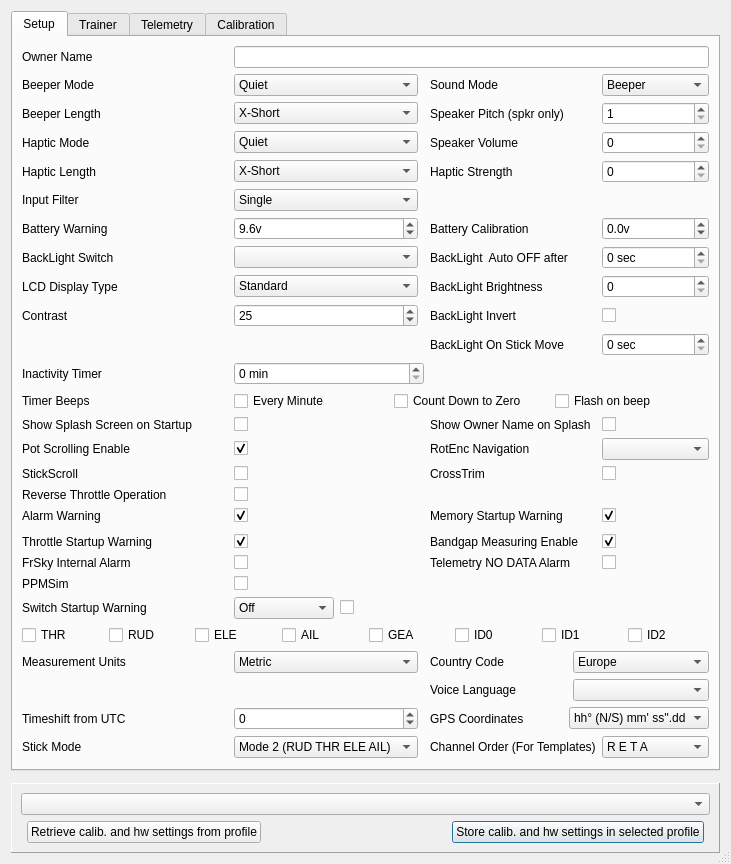
The window that src/generaledit.ui (roberto1903/companion9x) describes before a commit, drawn with Qt 5.
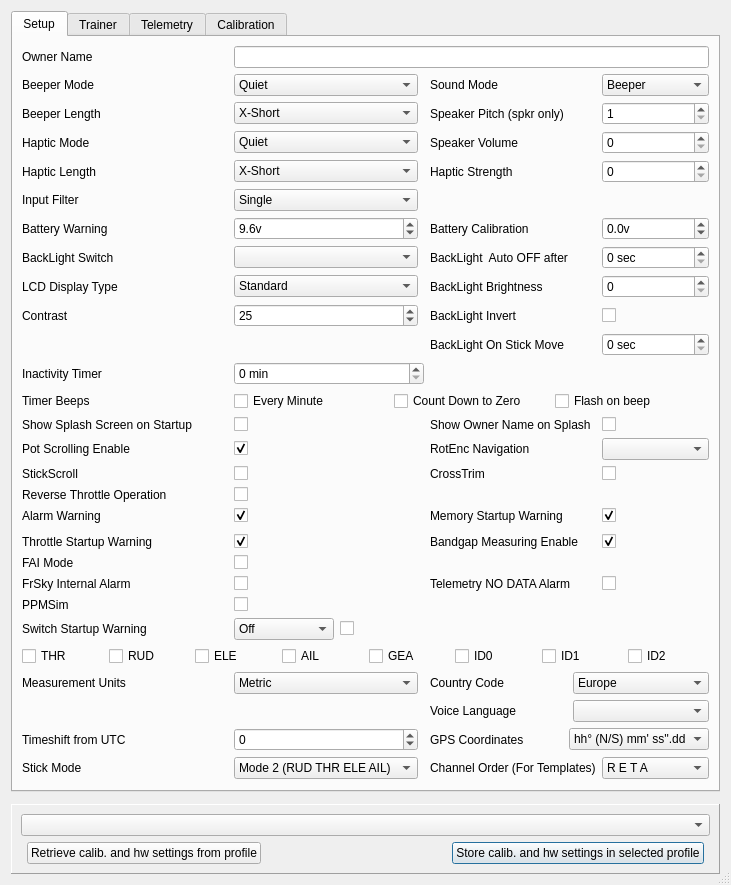
The same window after the commit. Icons and pictures are not drawn.

Commit message: FAI Mode support for opentx

What changed in the file:
```diff
--- a/src/generaledit.ui
+++ b/src/generaledit.ui
@@ -7,7 +7,7 @@
     <x>0</x>
     <y>0</y>
     <width>707</width>
-    <height>818</height>
+    <height>872</height>
    </rect>
   </property>
   <property name="sizePolicy">
@@ -133,6 +133,34 @@
        <string>Setup</string>
       </attribute>
       <layout class="QGridLayout" name="gridLayout">
+       <item row="35" column="2">
+        <widget class="QCheckBox" name="frskyintalarmChkB">
+         <property name="text">
+          <string/>
+         </property>
+        </widget>
+       </item>
+       <item row="35" column="0">
+        <widget class="QLabel" name="label_frskyintalarm">
+         <property name="text">
+          <string>FrSky Internal Alarm</string>
+         </property>
+        </widget>
+       </item>
+       <item row="34" column="2">
+        <widget class="QCheckBox" name="faimode_CB">
+         <property name="text">
+          <string/>
+         </property>
+        </widget>
+       </item>
+       <item row="34" column="0">
+        <widget class="QLabel" name="label_faimode">
+         <property name="text">
+          <string>FAI Mode</string>
+         </property>
+        </widget>
+       </item>
        <item row="25" column="5">
         <widget class="QComboBox" name="re_CB"/>
        </item>
@@ -222,7 +250,7 @@
          </property>
         </widget>
        </item>
-       <item row="36" column="0">
+       <item row="37" column="0">
         <widget class="QLabel" name="swwarn_label">
          <property name="text">
           <string>Switch Startup Warning</string>
@@ -248,7 +276,7 @@
          </item>
         </widget>
        </item>
-       <item row="46" column="2">
+       <item row="47" column="2">
         <widget class="QSpinBox" name="timezoneSB">
          <property name="minimum">
           <number>-14</number>
@@ -340,7 +368,7 @@
          </property>
         </widget>
        </item>
-       <item row="47" column="4">
+       <item row="48" column="4">
         <widget class="QLabel" name="label_13">
          <property name="text">
           <string>Channel Order (For Templates)</string>
@@ -357,7 +385,7 @@
          </property>
         </widget>
        </item>
-       <item row="47" column="2">
+       <item row="48" column="2">
         <widget class="QComboBox" name="stickmodeCB">
          <property name="toolTip">
           <string/>
@@ -523,13 +551,6 @@
          </item>
         </layout>
        </item>
-       <item row="34" column="4">
-        <widget class="QLabel" name="label_telalarms">
-         <property name="text">
-          <string>Telemetry NO DATA Alarm</string>
-         </property>
-        </widget>
-       </item>
        <item row="6" column="4">
         <widget class="QLabel" name="label_volume">
          <property name="text">
@@ -601,13 +622,6 @@
          </property>
         </widget>
        </item>
-       <item row="34" column="5">
-        <widget class="QCheckBox" name="telalarmsChkB">
-         <property name="text">
-          <string/>
-         </property>
-        </widget>
-       </item>
        <item row="16" column="4">
         <widget class="QLabel" name="label_5">
          <property name="text">
@@ -736,7 +750,7 @@
          </property>
         </widget>
        </item>
-       <item row="40" column="0" colspan="6">
+       <item row="41" column="0" colspan="6">
         <layout class="QHBoxLayout" name="switchMaskLayout">
          <item>
           <widget class="QCheckBox" name="swTHRChkB">
@@ -894,7 +908,7 @@
          </property>
         </widget>
        </item>
-       <item row="46" column="4" colspan="2">
+       <item row="47" column="4" colspan="2">
         <layout class="QHBoxLayout" name="gpsFormatLayout">
          <item>
           <widget class="QLabel" name="gpsFormatLabel">
@@ -919,14 +933,14 @@
          </item>
         </layout>
        </item>
-       <item row="46" column="0">
+       <item row="47" column="0">
         <widget class="QLabel" name="label_timezone">
          <property name="text">
           <string>Timeshift from UTC</string>
          </property>
         </widget>
        </item>
-       <item row="47" column="5">
+       <item row="48" column="5">
         <widget class="QComboBox" name="channelorderCB">
          <property name="toolTip">
           <string/>
@@ -1078,7 +1092,7 @@
          </property>
         </widget>
        </item>
-       <item row="47" column="0">
+       <item row="48" column="0">
         <widget class="QLabel" name="label_14">
          <property name="text">
           <string>Stick Mode</string>
@@ -1344,7 +1358,7 @@
          </property>
         </widget>
        </item>
-       <item row="41" column="4" colspan="2">
+       <item row="42" column="4" colspan="2">
         <layout class="QHBoxLayout" name="pxxCountry">
          <item>
           <widget class="QLabel" name="countrycode_label">
@@ -1374,7 +1388,7 @@
          </item>
         </layout>
        </item>
-       <item row="41" column="2">
+       <item row="42" column="2">
         <widget class="QComboBox" name="units_CB">
          <item>
           <property name="text">
@@ -1388,14 +1402,14 @@
          </item>
         </widget>
        </item>
-       <item row="41" column="0">
+       <item row="42" column="0">
         <widget class="QLabel" name="units_label">
          <property name="text">
           <string>Measurement Units</string>
          </property>
         </widget>
        </item>
-       <item row="36" column="2">
+       <item row="37" column="2">
         <layout class="QHBoxLayout" name="swwarn_layout">
          <item>
           <widget class="QComboBox" name="swtchWarnCB">
@@ -1437,37 +1451,6 @@
          </item>
         </layout>
        </item>
-       <item row="34" column="0">
-        <widget class="QLabel" name="label_frskyintalarm">
-         <property name="text">
-          <string>FrSky Internal Alarm</string>
-         </property>
-        </widget>
-       </item>
-       <item row="34" column="2">
-        <widget class="QCheckBox" name="frskyintalarmChkB">
-         <property name="text">
-          <string/>
-         </property>
-        </widget>
-       </item>
-       <item row="35" column="0">
-        <widget class="QLabel" name="PPMSimLB">
-         <property name="text">
-          <string>PPMSim</string>
-         </property>
-         <property name="alignment">
-          <set>Qt::AlignLeading|Qt::AlignLeft|Qt::AlignVCenter</set>
-         </property>
-        </widget>
-       </item>
-       <item row="35" column="2">
-        <widget class="QCheckBox" name="PPMSimChkB">
-         <property name="text">
-          <string/>
-         </property>
-        </widget>
-       </item>
        <item row="25" column="4">
         <widget class="QLabel" name="re_label">
          <property name="text">
@@ -1495,7 +1478,7 @@
          </property>
         </widget>
        </item>
-       <item row="44" column="4" colspan="2">
+       <item row="45" column="4" colspan="2">
         <layout class="QHBoxLayout" name="horizontalLayout_4">
          <item>
           <widget class="QLabel" name="VoiceLang_label">
@@ -1509,6 +1492,37 @@
          </item>
         </layout>
        </item>
+       <item row="35" column="4">
+        <widget class="QLabel" name="label_telalarms">
+         <property name="text">
+          <string>Telemetry NO DATA Alarm</string>
+         </property>
+        </widget>
+       </item>
+       <item row="35" column="5">
+        <widget class="QCheckBox" name="telalarmsChkB">
+         <property name="text">
+          <string/>
+         </property>
+        </widget>
+       </item>
+       <item row="36" column="0">
+        <widget class="QLabel" name="PPMSimLB">
+         <property name="text">
+          <string>PPMSim</string>
+         </property>
+         <property name="alignment">
+          <set>Qt::AlignLeading|Qt::AlignLeft|Qt::AlignVCenter</set>
+         </property>
+        </widget>
+       </item>
+       <item row="36" column="2">
+        <widget class="QCheckBox" name="PPMSimChkB">
+         <property name="text">
+          <string/>
+         </property>
+        </widget>
+       </item>
       </layout>
      </widget>
      <widget class="QWidget" name="tabTrainer">
```
Left out of the diff: 60 changed lines with no effect on the pictures. The commit also changes 10 other files.
